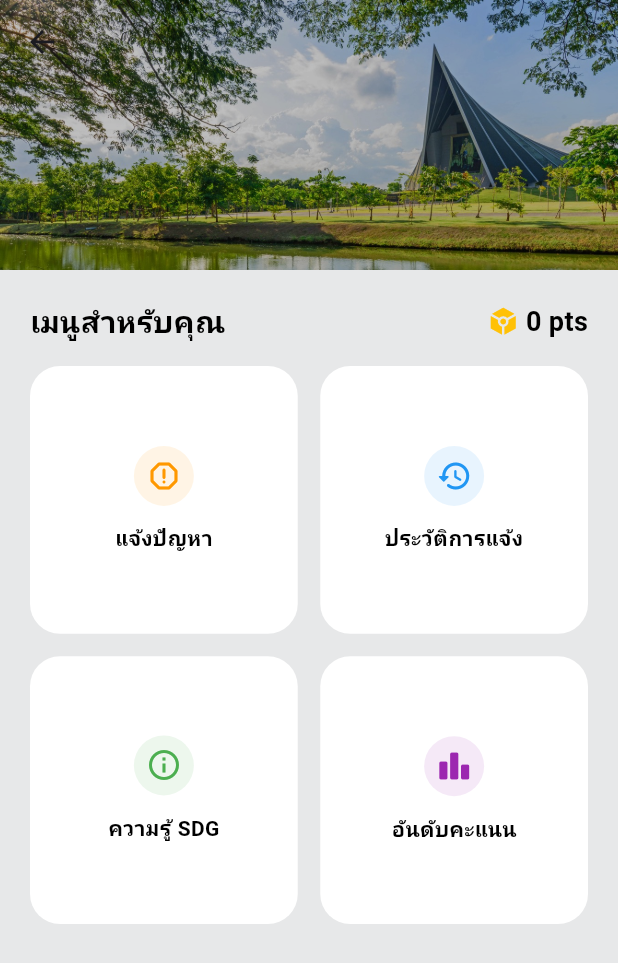
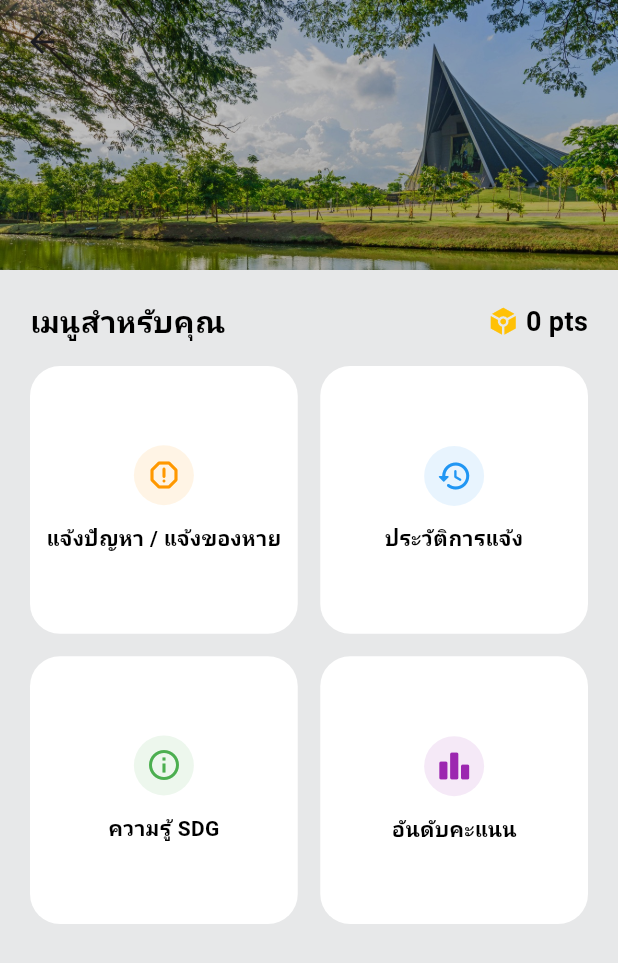
Before and after one commit to pakornfolk/Mobileapp_, a Flutter app: the HomePage screen opened directly with empty values, on a phone screen of 412 x 824 dp. Shown: the top 963 px of the screen. Run offline on Flutter 3.47's test engine with Material 3 defaults, Android fonts, the phone set to English and light mode, and no system bars; our stand-ins replace barcode_widget, google_fonts; network calls fail; Roboto replaces fonts that are missing (Kanit).

Commit message:
Update home_page.dart

```diff
--- a/lib/pages/home_page.dart
+++ b/lib/pages/home_page.dart
@@ -119,7 +119,7 @@ class _HomePageState extends State<HomePage> {
                       _buildMenuCard(
                         context,
                         Icons.report_gmailerrorred_rounded,
-                        "แจ้งปัญหา",
+                        "แจ้งปัญหา / แจ้งของหาย",
                         Colors.orange,
                         ReportPage(studentId: widget.studentId),
                         true,
```
